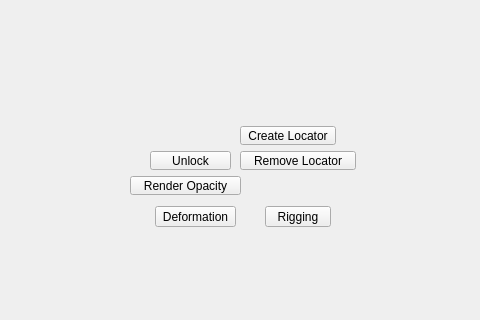
Above: tentacle/ui/rigging#submenu.ui from m3trik/tentacle before the change; both pictures show x 0 to 480 and y 84 to 404 of the 600 by 600 pixel window. Below: the same form after it.
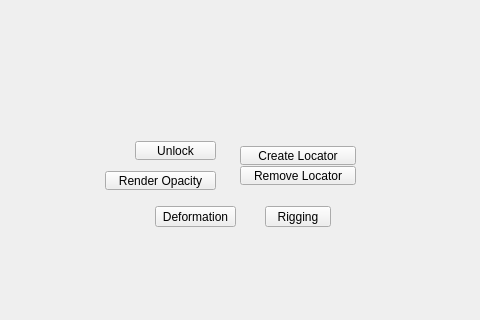
That is the form after the change. Custom widgets are drawn as their Qt base class.

Commit message:
chore(ui): tidy submenu .ui panels — geometry + custom-property serialization
Grid-snap button <rect> geometry to the 10px grid and normalize each
MenuButton's custom target/filterTags dynamic properties (reordered after
text, stdset="0" — the serialization uitk emits, applied via registered
QtCore.Property setters, no runtime change) across 18 #submenu panels.
Visible fix: pivot#submenu "Component" label was "Cmpnt" (widened to fit).
No objectName renames, no widget add/removes — slot bindings and QSettings
keys untouched; structural suite green.

What changed in the file:
```diff
--- a/tentacle/ui/rigging#submenu.ui
+++ b/tentacle/ui/rigging#submenu.ui
@@ -85,8 +85,8 @@
     <property name="geometry">
      <rect>
       <x>240</x>
-      <y>210</y>
-      <width>96</width>
+      <y>230</y>
+      <width>116</width>
       <height>19</height>
      </rect>
     </property>
@@ -116,7 +116,7 @@
     <property name="geometry">
      <rect>
       <x>240</x>
-      <y>235</y>
+      <y>250</y>
       <width>116</width>
       <height>19</height>
      </rect>
@@ -171,8 +171,8 @@
    <widget class="QPushButton" name="b004">
     <property name="geometry">
      <rect>
-      <x>130</x>
-      <y>260</y>
+      <x>105</x>
+      <y>255</y>
       <width>111</width>
       <height>19</height>
      </rect>
@@ -201,8 +201,8 @@
    <widget class="PushButton" name="tb004">
     <property name="geometry">
      <rect>
-      <x>150</x>
-      <y>235</y>
+      <x>135</x>
+      <y>225</y>
       <width>81</width>
       <height>19</height>
      </rect>
```
Left out of the diff: 24 changed lines with no effect on the pictures. The commit also changes 18 other files.
